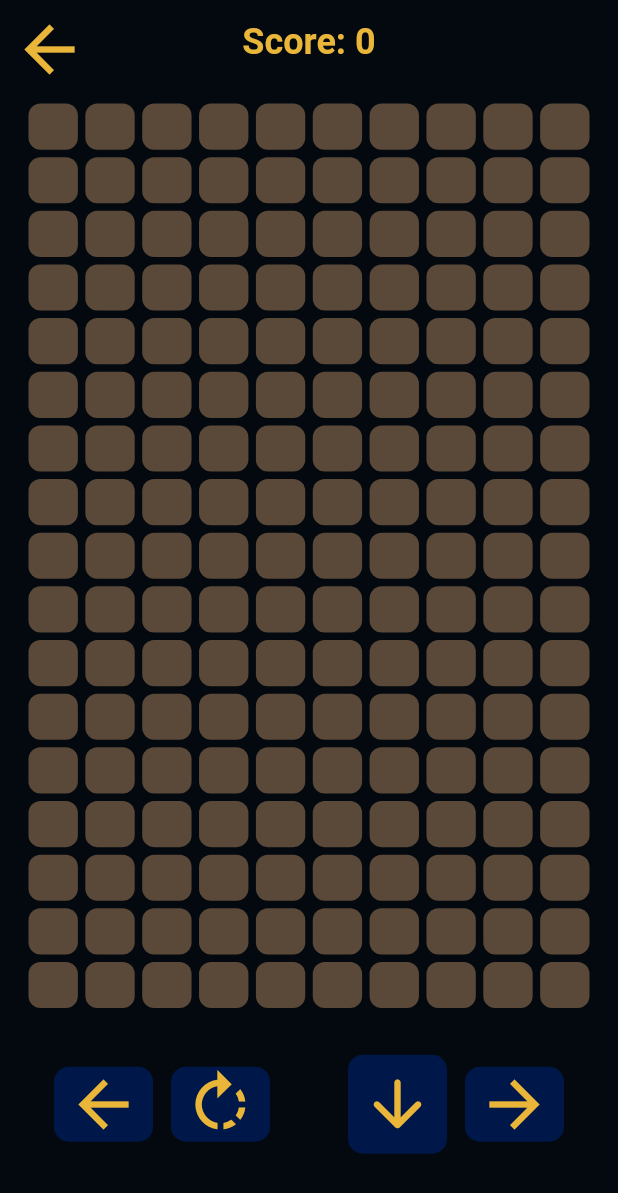
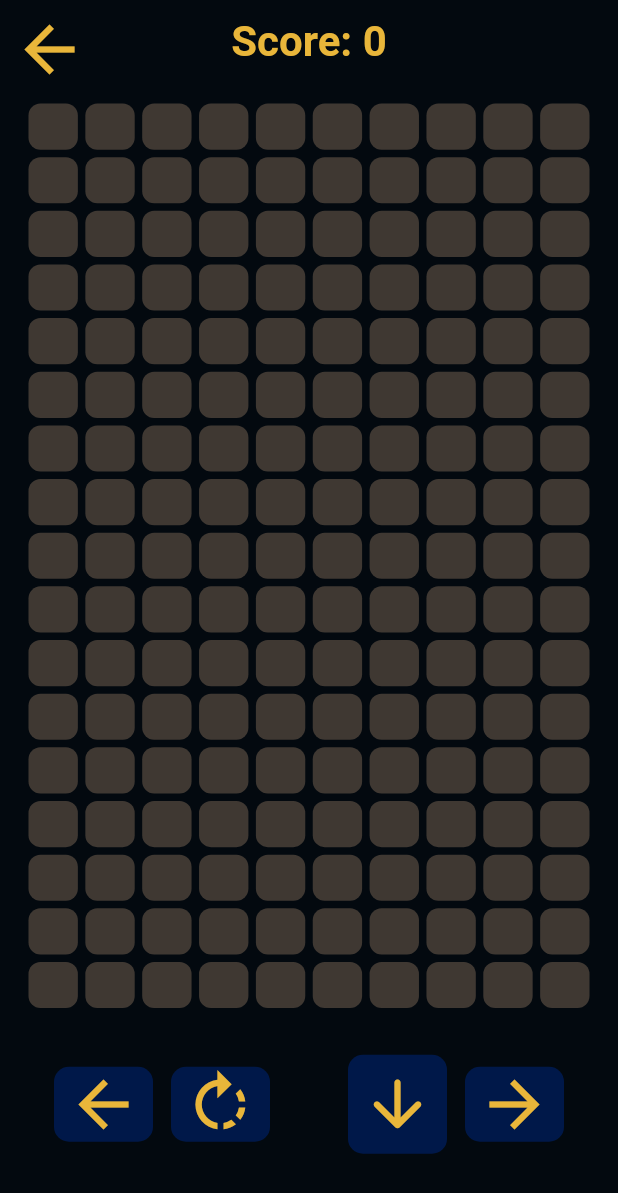
Before and after one commit to NatanRib/tetris_flutter, a Flutter app: the screen it shows after launch, after a tap on "New game", on a phone screen of 412 x 824 dp. Shown: the top 1193 px of the screen. Run offline on Flutter 3.47's test engine with Material 2 defaults, Android fonts, the phone set to English and light mode, and no system bars.

Commit message:
minnor ajusts: paddings, color of empty pixel and increase score value

```diff
--- a/lib/controller/game_controller.dart
+++ b/lib/controller/game_controller.dart
@@ -163,7 +163,7 @@ class GameController {
   }
 
   void increaseScore(int multiply) {
-    store.score += 100 * multiply;
+    store.score += 10 * multiply;
   }
 
   void rotatePiece() {
--- a/lib/utils/my_colors.dart
+++ b/lib/utils/my_colors.dart
@@ -6,5 +6,5 @@ class MyColors {
   static const Color blue = Color(0xFF001849);
   static const Color blueGrey = Color(0xFF03090F);
   static const Color red = Color(0xFFe53434);
-  static const Color grey = Color(0xFF5A4939);
+  static const Color grey = Color.fromARGB(255, 63, 56, 50);
 }
--- a/lib/view/pages/game.dart
+++ b/lib/view/pages/game.dart
@@ -61,9 +61,10 @@ class _BoardState extends State<Game> {
         backgroundColor: MyColors.blueGrey,
         title: Text(
           "Score: ${widget.store.score}",
+          textAlign: TextAlign.center,
           style: const TextStyle(
             color: MyColors.yellow,
-            fontSize: 24,
+            fontSize: 28,
             fontWeight: FontWeight.bold,
           ),
         ),
--- a/lib/view/pages/home.dart
+++ b/lib/view/pages/home.dart
@@ -32,7 +32,9 @@ class _HomeState extends State<Home> {
           crossAxisAlignment: CrossAxisAlignment.center,
           mainAxisSize: MainAxisSize.max,
           children: [
-            Container(
+            Padding(
+              padding: const EdgeInsets.only(bottom: 42.0),
+              child: Container(
                 width: 200,
                 height: 200,
                 decoration: BoxDecoration(
@@ -48,9 +50,10 @@ class _HomeState extends State<Home> {
                   ),
                 ),
               ),
+            ),
             if (widget.store.isPaused)
               Padding(
-                padding: const EdgeInsets.only(top: 42.0),
+                padding: const EdgeInsets.only(bottom: 18.0),
                 child: NavigationPageButton(
                   text: 'Resume',
                   navigateFunction: () {
@@ -63,9 +66,7 @@ class _HomeState extends State<Home> {
                   },
                 ),
               ),
-            Padding(
-              padding: const EdgeInsets.only(top: 18.0),
-              child: NavigationPageButton(
+            NavigationPageButton(
               text: 'New game',
               navigateFunction: () {
                 controller.newGame();
@@ -76,7 +77,6 @@ class _HomeState extends State<Home> {
                   ),
                 );
               },
-              ),
             )
           ],
         ),
```
Lines whose indentation alone changed are shown as unchanged.
